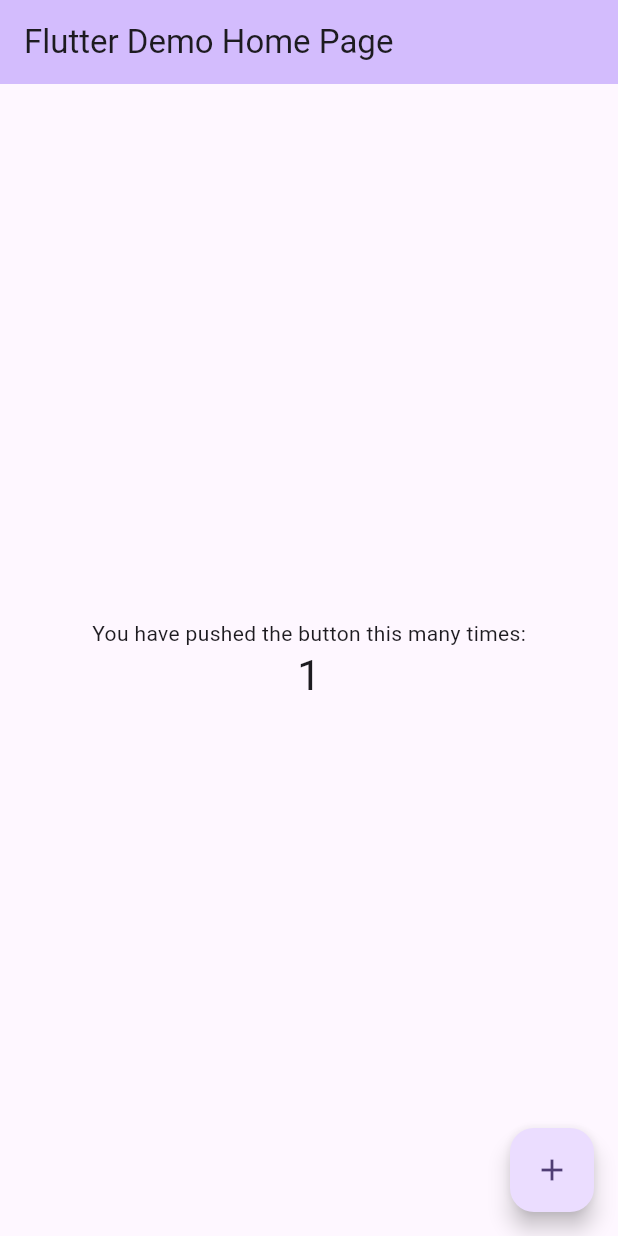
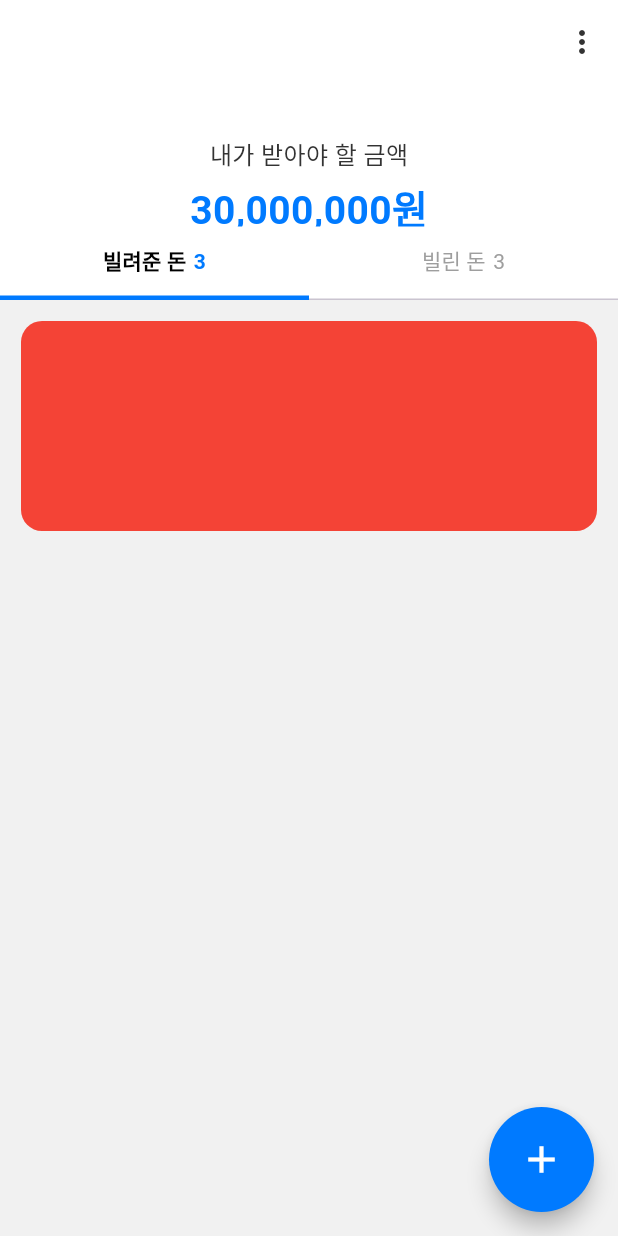
Before and after one commit to AtmosCat/dont_worry, a Flutter app: the screen it shows after launch, after a tap on the "add" icon, on a phone screen of 412 x 824 dp. Run offline on Flutter 3.47's test engine with Material 3 defaults, Android fonts, the phone set to English and light mode, and no system bars.

Commit message:
feat ( Main ) : MaterialApp으로 세팅 후, Home 연결
< 홈 UX/UI >
feat ( Home - appBar ) : 홈의 AppBar 구현
- actions 버튼 클릭 시, bottomSheet 나오는 ux/ui 구현 (기능 미구현)

feat ( Home - tabBar ) : 2단 탭바 구현
- 탭바 전환에 따라 컬러 변하는 ui 로직 구현
- 하단 내용부 TapController와 연결된 TabView 구현

feat ( Home - flexibleHeader ) : 스크롤을 올리면 사라지는 헤더 구현
- 탭바 전환에 따라 컬러 변하는 Ui 로직 구현

feat ( Home - createLoan ) : FloatingButton으로 빌린 돈 기록하는 버튼 ui 구현 (기능 미구현)

<관련>
test ( LoanList ) : 임시 버튼을 통해 LoanList로 연결되도록 처리

feat ( LoanList - appBar )
feat ( LoanDetail - appBar ) : 대출건 목록/상세에 사용되는 공통 appBar 구현
- '빌려준', '빌린', '사람', '대출' 여부에 따라 String을 조합해서 title에 표시하는 로직 구현
- leading 클릭 시, 뒤로가기 구현
- actions 클릭 시, bottomSheet 나오는 ux/ui 구현 (기능 미구현)

<테마 관련>
feat ( Theme - theme ) : 라이트/다크 테마 구현
feat ( Theme - colors ) : 라이트/다크에 따라 지정 Color 변하는 로직 구현

```diff
--- a/lib/main.dart
+++ b/lib/main.dart
@@ -1,3 +1,6 @@
+import 'package:dont_worry/theme/colors.dart';
+import 'package:dont_worry/theme/theme.dart';
+import 'package:dont_worry/ui/pages/home/home_page.dart';
 import 'package:flutter/material.dart';
 
 void main() {
@@ -7,119 +10,18 @@ void main() {
 class MyApp extends StatelessWidget {
   const MyApp({super.key});
 
-  // This widget is the root of your application.
   @override
   Widget build(BuildContext context) {
     return MaterialApp(
-      title: 'Flutter Demo11',
-      theme: ThemeData(
-        // This is the theme of your application.
-        //
-        // TRY THIS: Try running your application with "flutter run". You'll see
-        // the application has a purple toolbar. Then, without quitting the app,
-        // try changing the seedColor in the colorScheme below to Colors.green
-        // and then invoke "hot reload" (save your changes or press the "hot
-        // reload" button in a Flutter-supported IDE, or press "r" if you used
-        // the command line to start the app).
-        //
-        // Notice that the counter didn't reset back to zero; the application
-        // state is not lost during the reload. To reset the state, use hot
-        // restart instead.
-        //
-        // This works for code too, not just values: Most code changes can be
-        // tested with just a hot reload.
-        colorScheme: ColorScheme.fromSeed(seedColor: Colors.deepPurple),
-        useMaterial3: true,
-      ),
-      home: const MyHomePage(title: 'Flutter Demo Home Page'),
+      home: HomePage(),
+      theme: lightTheme.copyWith(
+        extensions: [AppColors.lightColorScheme],
+      ), // 기본 라이트 테마
+      darkTheme: darkTheme.copyWith(
+        extensions: [AppColors.darkColorScheme],
+      ), // 다크 테마
+      themeMode: ThemeMode.system,
+      debugShowCheckedModeBanner: false,
     );
   }
 }
-
-class MyHomePage extends StatefulWidget {
-  const MyHomePage({super.key, required this.title});
-
-  // This widget is the home page of your application. It is stateful, meaning
-  // that it has a State object (defined below) that contains fields that affect
-  // how it looks.
-
-  // This class is the configuration for the state. It holds the values (in this
-  // case the title) provided by the parent (in this case the App widget) and
-  // used by the build method of the State. Fields in a Widget subclass are
-  // always marked "final".
-
-  final String title;
-
-  @override
-  State<MyHomePage> createState() => _MyHomePageState();
-}
-
-class _MyHomePageState extends State<MyHomePage> {
-  int _counter = 0;
-
-  void _incrementCounter() {
-    setState(() {
-      // This call to setState tells the Flutter framework that something has
-      // changed in this State, which causes it to rerun the build method below
-      // so that the display can reflect the updated values. If we changed
-      // _counter without calling setState(), then the build method would not be
-      // called again, and so nothing would appear to happen.
-      _counter++;
-    });
-  }
-
-  @override
-  Widget build(BuildContext context) {
-    // This method is rerun every time setState is called, for instance as done
-    // by the _incrementCounter method above.
-    //
-    // The Flutter framework has been optimized to make rerunning build methods
-    // fast, so that you can just rebuild anything that needs updating rather
-    // than having to individually change instances of widgets.
-    return Scaffold(
-      appBar: AppBar(
-        // TRY THIS: Try changing the color here to a specific color (to
-        // Colors.amber, perhaps?) and trigger a hot reload to see the AppBar
-        // change color while the other colors stay the same.
-        backgroundColor: Theme.of(context).colorScheme.inversePrimary,
-        // Here we take the value from the MyHomePage object that was created by
-        // the App.build method, and use it to set our appbar title.
-        title: Text(widget.title),
-      ),
-      body: Center(
-        // Center is a layout widget. It takes a single child and positions it
-        // in the middle of the parent.
-        child: Column(
-          // Column is also a layout widget. It takes a list of children and
-          // arranges them vertically. By default, it sizes itself to fit its
-          // children horizontally, and tries to be as tall as its parent.
-          //
-          // Column has various properties to control how it sizes itself and
-          // how it positions its children. Here we use mainAxisAlignment to
-          // center the children vertically; the main axis here is the vertical
-          // axis because Columns are vertical (the cross axis would be
-          // horizontal).
-          //
-          // TRY THIS: Invoke "debug painting" (choose the "Toggle Debug Paint"
-          // action in the IDE, or press "p" in the console), to see the
-          // wireframe for each widget.
-          mainAxisAlignment: MainAxisAlignment.center,
-          children: <Widget>[
-            const Text(
-              'You have pushed the button this many times:',
-            ),
-            Text(
-              '$_counter',
-              style: Theme.of(context).textTheme.headlineMedium,
-            ),
-          ],
-        ),
-      ),
-      floatingActionButton: FloatingActionButton(
-        onPressed: _incrementCounter,
-        tooltip: 'Increment',
-        child: const Icon(Icons.add),
-      ), // This trailing comma makes auto-formatting nicer for build methods.
-    );
-  }
-}
--- /dev/null
+++ b/lib/theme/colors.dart
@@ -0,0 +1,66 @@
+import 'package:flutter/material.dart';
+@immutable
+class MyColor extends ThemeExtension<MyColor> {
+  final Map<String, Color> colors;
+
+  const MyColor({
+    required this.colors,
+  });
+
+  // 색상 값을 직접 변경할 수 있도록 copyWith 메서드 작성
+  @override
+  MyColor copyWith({
+    Map<String, Color>? colors,
+  }) {
+    return MyColor(
+      colors: colors ?? this.colors,
+    );
+  }
+
+  // 색상 값들에 대해 lerp 메서드를 작성
+  @override
+  MyColor lerp(ThemeExtension<MyColor>? other, double t) {
+    if (other is! MyColor) {
+      return this;
+    }
+
+    final Map<String, Color> lerpedColors = {};
+
+    colors.forEach((key, value) {
+      lerpedColors[key] = Color.lerp(value, other.colors[key], t)!;
+    });
+
+    return MyColor(
+      colors: lerpedColors,
+    );
+  }
+
+  // 색상값 가져오기
+  Color getColor(String key) => colors[key] ?? Colors.transparent;
+}
+
+class AppColors {
+  static final lightColorScheme = MyColor(
+    colors: {
+      'primaryBlue': Color(0xFF007AFF),
+      'primaryRed': Color(0xFFF2616A),
+      'onPrimaryWhite': Colors.white,
+      'backgroundWhite': Colors.white,
+      'black': Colors.black,
+      'deactivatedGrey': Colors.grey,
+      'myNewColor': Colors.orange,
+    },
+  );
+
+  static final darkColorScheme = MyColor(
+    colors: {
+      'primaryBlue': Color(0xFF007AFF),
+      'primaryRed': Color(0xFFF2616A),
+      'onPrimaryWhite': Colors.white,
+      'backgroundWhite': Color(0xFF1E1E1E),
+      'black': Colors.white,
+      'deactivatedGrey': Colors.grey,
+      'myNewColor': Colors.deepOrange,
+    },
+  );
+}
--- /dev/null
+++ b/lib/theme/theme.dart
@@ -0,0 +1,120 @@
+import 'package:flutter/material.dart';
+
+const Color primaryBlue = Color(0xFF007AFF);
+
+final ThemeData lightTheme = ThemeData(
+  // 기본 색상 설정
+  primaryColor: primaryBlue,
+  scaffoldBackgroundColor: Color(0xFFF1F1F1),  // 부드러운 밝은 배경색
+
+  // 앱 바 설정
+  appBarTheme: AppBarTheme(
+    backgroundColor: Colors.white,
+    scrolledUnderElevation: 0,
+  ),
+
+  // 바텀시트 설정
+  bottomSheetTheme: BottomSheetThemeData(
+    backgroundColor: Colors.white,
+    shape: RoundedRectangleBorder(
+      borderRadius: BorderRadius.vertical(
+        top: Radius.circular(40),
+      ),
+    ),
+  ),
+
+  // 플로팅 액션 버튼 설정
+  floatingActionButtonTheme: FloatingActionButtonThemeData(
+    shape: CircleBorder(),
+    sizeConstraints: BoxConstraints(
+      minWidth: 70.0,
+      minHeight: 70.0,
+    ),
+    iconSize: 30,
+    backgroundColor: primaryBlue, // 파란색 배경
+    foregroundColor: Colors.white, // 하얀색 아이콘 및 글씨
+  ),
+
+  // 텍스트 관련 설정
+  textTheme: TextTheme(
+    bodyMedium: TextStyle(color: Color(0xFF333333)),  // 어두운 회색 텍스트
+    bodyLarge: TextStyle(color: Color(0xFF333333)),  // 어두운 회색 텍스트
+    bodySmall: TextStyle(color: Color(0xFF555555)),  // 조금 더 연한 회색
+  ),
+
+  // 아이콘 색상 설정
+  iconTheme: IconThemeData(
+    color: Color(0xFF333333),  // 어두운 회색 아이콘
+  ),
+
+  // 아이콘 버튼 설정
+  iconButtonTheme: IconButtonThemeData(
+    style: ButtonStyle(
+      foregroundColor: MaterialStateProperty.all<Color>(Color(0xFF333333)),  // 어두운 회색
+    ),
+  ),
+
+  // 리스트타일 설정
+  listTileTheme: ListTileThemeData(
+    iconColor: Color(0xFF333333),
+    textColor: Color(0xFF333333),
+  ),
+);
+
+final ThemeData darkTheme = ThemeData(
+  primaryColor: primaryBlue,
+  scaffoldBackgroundColor: Color(0xFF121212),  // 다크 배경
+
+  // 앱 바 설정
+  appBarTheme: AppBarTheme(
+    backgroundColor: Color(0xFF1E1E1E),
+    scrolledUnderElevation: 0,
+  ),
+
+  // 바텀시트 설정
+  bottomSheetTheme: BottomSheetThemeData(
+    backgroundColor: Color(0xFF1E1E1E),
+    shape: RoundedRectangleBorder(
+      borderRadius: BorderRadius.vertical(
+        top: Radius.circular(40),
+      ),
+    ),
+  ),
+
+  // 플로팅 액션 버튼 설정
+  floatingActionButtonTheme: FloatingActionButtonThemeData(
+    shape: CircleBorder(),
+    sizeConstraints: BoxConstraints(
+      minWidth: 70.0,
+      minHeight: 70.0,
+    ),
+    iconSize: 30,
+    backgroundColor: primaryBlue, // 파란색 배경
+    foregroundColor: Colors.white, // 하얀색 아이콘 및 글씨
+  ),
+
+  // 텍스트 관련 설정
+  textTheme: TextTheme(
+    bodyMedium: TextStyle(color: Color(0xFFDDDDDD)),  // 부드러운 흰색 텍스트
+    bodyLarge: TextStyle(color: Color(0xFFDDDDDD)),  // 부드러운 흰색 텍스트
+    bodySmall: TextStyle(color: Color(0xFFBBBBBB)),  // 밝은 회색 텍스트
+  ),
+
+  // 아이콘 색상 설정
+  iconTheme: IconThemeData(
+    color: Color(0xFFDDDDDD),  // 부드러운 흰색 아이콘
+  ),
+
+  // 아이콘 버튼 설정
+  iconButtonTheme: IconButtonThemeData(
+    style: ButtonStyle(
+      foregroundColor: MaterialStateProperty.all<Color>(Color(0xFFDDDDDD)),  // 부드러운 흰색
+    ),
+  ),
+
+  // 리스트타일 설정
+  listTileTheme: ListTileThemeData(
+    iconColor: Color(0xFFDDDDDD),
+    textColor: Color(0xFFDDDDDD),
+  ),
+);
--- a/lib/ui/pages/home/home_page.dart
+++ b/lib/ui/pages/home/home_page.dart
@@ -0,0 +1,167 @@
+import 'package:dont_worry/ui/pages/home/widgets/home_flexible_header.dart';
+import 'package:dont_worry/ui/pages/home/widgets/home_tab_bar.dart';
+import 'package:dont_worry/ui/pages/loan_list/loan_list_page.dart';
+import 'package:dont_worry/ui/widgets/detail_app_bar.dart';
+import 'package:flutter/material.dart';
+
+/*  TabBar + 애니메이션을 위해 세팅
+  - TabController : 탭바 필수구성 (앱 성능을 위해 생명주기마다 on/off 관리)
+  - SingleTickerProviderStateMixin : 탭 위치에 따른 애니메이션 구현, 관리 */
+
+class HomePage extends StatefulWidget {
+  const HomePage({super.key});
+  @override
+  State<StatefulWidget> createState() => _HomePageState();
+}
+
+class _HomePageState extends State<HomePage>
+    with SingleTickerProviderStateMixin {
+  late TabController _tabController;
+
+  @override
+  void initState() {
+    super.initState();
+    _tabController = TabController(length: 2, vsync: this);
+  }
+
+  @override
+  void dispose() {
+    _tabController.dispose();
+    super.dispose();
+  }
+
+  // HomePage UI
+  @override
+  Widget build(BuildContext context) {
+    return Scaffold(
+      floatingActionButton: CreateLoanFloatingActionButton(), //플로팅버튼
+      body: NestedScrollView(
+        /* 상하 스크롤 시, 헤더 숨기기 + 탭바 고정을 위해 세팅
+        - NestedScrollView
+        - headerSliverBuilder */
+
+        // 확장형 앱바
+        headerSliverBuilder: (BuildContext context, bool innerBoxIsScrolled) {
+          return [
+            SliverAppBar(
+              pinned: true,
+              actions: [
+                //앱바 우측 more 버튼
+                IconButton(
+                    icon: const Icon(Icons.more_vert),
+                    onPressed: () {
+                      showHomeAppBarBottomSheet(context); // more 버튼 바텀시트 호출 메서드
+                    })
+              ],
+              expandedHeight: 200.0, //플렉서블 헤더의 최대 Height
+              flexibleSpace: HomeFlexibleHeader(_tabController), // 플레서블 헤더 위젯
+              bottom: PreferredSize(
+                preferredSize: const Size.fromHeight(50.0), // 앱바의 최소 Height
+                child: HomeTabBar(_tabController), // 탭바 위젯
+              ),
+            ),
+          ];
+        },
+
+        // TabBar 위치에 따라 하단 위젯 세팅
+        body: TabBarView(controller: _tabController, children: const [
+          LendTabView(), // 빌려간 돈 위젯
+          BorrowTabView(), // 빌린 돈 위젯
+        ]),
+      ),
+    );
+  }
+
+  // more 버튼 바텀시트 호출 메서드
+  Future<dynamic> showHomeAppBarBottomSheet(BuildContext context) {
+    return showModalBottomSheet(
+      context: context,
+      builder: (BuildContext context) {
+        return Padding(
+          padding: const EdgeInsets.all(14.0),
+          child: SizedBox(
+            height: 200,
+            child: Column(
+              children: <Widget>[
+                ListTile(
+                  leading: Icon(Icons.edit),
+                  title: Text('준비중'),
+                  onTap: () {
+                    /* TODO: more 버튼 기능 기획, 구현 필요
+                    - 알림 등 앱 설정, 약관 확인 등...
+                    */
+                    Navigator.pop(context);
+                  },
+                ),
+              ],
+            ),
+          ),
+        );
+      },
+    );
+  }
+}
+
+// 플로팅버튼
+class CreateLoanFloatingActionButton extends StatelessWidget {
+  const CreateLoanFloatingActionButton({
+    super.key,
+  });
+
+  @override
+  Widget build(BuildContext context) {
+    return FloatingActionButton(
+      onPressed: () {
+        /* TODO: 플로팅버튼 액션
+          - CreateLoanPage로 이동
+          - 현재 TabBar가 lend인지 borrow인지 함께 전달 필요
+        */
+      },
+      child: const Icon(Icons.add),
+    );
+  }
+}
+
+// '빌려준 돈' 탭의 View
+class LendTabView extends StatelessWidget {
+  const LendTabView({
+    super.key,
+  });
+
+  @override
+  Widget build(BuildContext context) {
+    /* TODO: '빌려준 돈' Person List 구현 */
+    return ListView(
+      padding: EdgeInsets.all(14),
+      children: [
+        GestureDetector(
+          onTap: () => Navigator.push(
+            context,
+            MaterialPageRoute(builder: (context) => LoanListPage(MyAction.lent, Category.person)),
+          ),
+          child: Container(
+            height: 140,
+            decoration: BoxDecoration(
+              borderRadius: BorderRadius.circular(14),
+              color: Colors.red,
+            ),
+
+          ),
+        )
+      ]
+    );
+  }
+}
+
+// '빌린 돈' 탭의 View
+class BorrowTabView extends StatelessWidget {
+  const BorrowTabView({
+    super.key,
+  });
+
+  @override
+  Widget build(BuildContext context) {
+    /* TODO: '빌려준 돈' Person List 구현 */
+    return Center(child: Text('빌려간 돈 Content', style: TextStyle(fontSize: 24)));
+  }
+}
--- /dev/null
+++ b/lib/ui/pages/home/widgets/home_flexible_header.dart
@@ -0,0 +1,41 @@
+import 'package:dont_worry/theme/colors.dart';
+import 'package:flutter/material.dart';
+
+// 플렉서블 헤더
+class HomeFlexibleHeader extends StatelessWidget {
+  final TabController tabController;
+  const HomeFlexibleHeader(this.tabController,{super.key});
+
+  @override
+  Widget build(BuildContext context) {
+    Color getColor(String colorName) {
+      final theme = Theme.of(context).extension<MyColor>();
+      return theme?.getColor(colorName) ?? Colors.transparent;  // null일 경우 fallback 값 지정
+    }
+
+    return FlexibleSpaceBar(
+        background: Padding(
+        padding: EdgeInsets.only(top: 50),
+      child: AnimatedBuilder(
+          animation: tabController.animation!,
+          builder: (context, child) {
+            final double value = tabController.animation!.value;
+            final int currentIndex = (value + 0.5).floor();
+            return Column(
+              mainAxisAlignment: MainAxisAlignment.center,
+              crossAxisAlignment: CrossAxisAlignment.center,
+              children: [
+                Text(currentIndex == 0 ? "내가 받아야 할 금액" : "내가 갚아야 할 금액",
+                    style: TextStyle(fontSize: 16)),
+                SizedBox(height: 4),
+                Text("30,000,000원",
+                    style: TextStyle(
+                        fontSize: 26,
+                        fontWeight: FontWeight.bold,
+                        color: currentIndex == 0 ? getColor('primaryBlue') : getColor('primaryRed'))),
+              ],
+            );
+          }),
+    ));
+  }
+}
--- /dev/null
+++ b/lib/ui/pages/home/widgets/home_tab_bar.dart
@@ -0,0 +1,99 @@
+import 'package:dont_worry/theme/colors.dart';
+import 'package:flutter/material.dart';
+
+// HomePage 내 TabBar 위젯
+class HomeTabBar extends StatefulWidget {
+  final TabController tabController;
+  const HomeTabBar(this.tabController, {super.key});
+
+  @override
+  State<HomeTabBar> createState() => _HomeTabBarState();
+}
+
+class _HomeTabBarState extends State<HomeTabBar> {
+  final int lendCount = 3;
+  final int borrowCount = 3;
+  /* TODO: loanCount 기능 개발 필요
+    - lend/borrow Person이 몇 명인지 Count하여 뷰에 표시해야 함
+  */
+
+  @override
+  Widget build(BuildContext context) {
+    Color getColor(String colorName) {
+      final theme = Theme.of(context).extension<MyColor>();
+      return theme?.getColor(colorName) ?? Colors.transparent;  // null일 경우 fallback 값 지정
+    }
+
+    return AnimatedBuilder(
+      /* AnimatedBuilder 세팅
+         TabBar의 위치를 currentIndex로 감지하여
+         위치를 50% 이상 넘어갈 경우 View 업데이트
+         */
+      animation: widget.tabController.animation!,
+      builder: (context, child) {
+        final double value = widget.tabController.animation!.value;
+        final int currentIndex = (value + 0.5).floor();
+
+        return Container(
+          color: getColor('backgroundWhite'),
+          child: TabBar(
+            controller: widget.tabController,
+            tabs: [
+              Tab(
+                icon: Row(
+                  mainAxisSize: MainAxisSize.min,
+                  children: [
+                    Text('빌려준 돈',
+                        style: TextStyle(
+                          color: currentIndex == 0
+                              ? getColor('black')
+                              : getColor('deactivatedGrey'), // TabBar 위치 감지
+                        )),
+                    SizedBox(width: 5),
+                    Text(
+                      '$lendCount', //몇 명인지
+                      style: TextStyle(
+                        color: currentIndex == 0
+                            ? getColor('primaryBlue')
+                            : getColor('deactivatedGrey'), // TabBar 위치 감지
+                      ),
+                    ),
+                  ],
+                ),
+              ),
+              Tab(
+                icon: Row(
+                  mainAxisSize: MainAxisSize.min,
+                  children: [
+                    Text('빌린 돈',
+                        style: TextStyle(
+                          color: currentIndex == 1
+                              ? getColor('black')
+                              : getColor('deactivatedGrey'), // TabBar 위치 감지
+                        )),
+                    SizedBox(width: 5),
+                    Text(
+                      '$borrowCount', //몇 명인지
+                      style: TextStyle(
+                        color: currentIndex == 1
+                            ? getColor('primaryRed')
+                            : getColor('deactivatedGrey'), // TabBar 위치 감지
+                      ),
+                    ),
+                  ],
+                ),
+              ),
+            ],
+            labelStyle:
+                const TextStyle(fontWeight: FontWeight.bold),
+            unselectedLabelStyle:
+                const TextStyle(fontWeight: FontWeight.normal),
+            indicatorWeight: 3,
+            indicatorSize: TabBarIndicatorSize.tab,
+            indicatorColor: currentIndex == 0 ? getColor('primaryBlue') : getColor('primaryRed'), // TabBar 위치 감지
+          ),
+        );
+      },
+    );
+  }
+}
--- a/lib/ui/pages/loan_list/loan_list_page.dart
+++ b/lib/ui/pages/loan_list/loan_list_page.dart
@@ -0,0 +1,15 @@
+import 'package:dont_worry/ui/widgets/detail_app_bar.dart';
+import 'package:flutter/material.dart';
+
+class LoanListPage extends StatelessWidget {
+  final MyAction myAction;
+  final Category category;
+  const LoanListPage(this.myAction, this.category, {super.key});
+
+  @override
+  Widget build(BuildContext context) {
+    return Scaffold(
+      appBar: DetailAppBar(myAction, category),
+    );
+  }
+}
--- /dev/null
+++ b/lib/ui/widgets/detail_app_bar.dart
@@ -0,0 +1,112 @@
+import 'package:dont_worry/theme/colors.dart';
+import 'package:flutter/material.dart';
+
+enum MyAction { lent, borrowed }
+
+enum Category { person, loan }
+
+class DetailAppBar extends StatelessWidget implements PreferredSizeWidget {
+  final MyAction myAction;
+  final Category category;
+
+  const DetailAppBar(this.myAction, this.category, {super.key});
+
+  @override
+  Widget build(BuildContext context) {
+    return AppBar(
+      title: Text(category == Category.person
+          ? (myAction == MyAction.lent ? '내가 빌려준 사람' : '내가 빌린 사람')
+          : (myAction == MyAction.lent ? '내가 빌려준 돈' : '내가 빌린 돈')),
+      centerTitle: true,
+      leading: IconButton(
+          onPressed: () => Navigator.pop(context),
+          icon: Icon(Icons.arrow_back_ios)),
+      actions: [
+        IconButton(
+          icon: Icon(Icons.more_vert),
+          onPressed: () {
+            showModalBottomSheet(
+              context: context,
+              builder: (BuildContext context) {
+                return DetailAppBarBottomSheet(myAction, category);
+              },
+            );
+          },
+        ),
+      ],
+    );
+  }
+
+  @override
+  Size get preferredSize => const Size.fromHeight(kToolbarHeight);
+}
+
+class DetailAppBarBottomSheet extends StatelessWidget {
+  final MyAction myAction;
+  final Category category;
+
+  const DetailAppBarBottomSheet(this.myAction, this.category, {super.key});
+
+  @override
+  Widget build(BuildContext context) {
+    Color getColor(String colorName) {
+      final theme = Theme.of(context).extension<MyColor>();
+      return theme?.getColor(colorName) ??
+          Colors.transparent; // null일 경우 fallback 값 지정
+    }
+
+    return Padding(
+        padding: const EdgeInsets.all(14.0),
+        child: SizedBox(
+          height: 200,
+          child: Column(
+            children: <Widget>[
+              ListTile(
+                leading: Icon(
+                  Icons.task_alt,
+                  color: getColor('primaryBlue'),
+                ),
+                title: Text(
+                  '전액 상환 완료',
+                  style: TextStyle(
+                      color: getColor('primaryColor'),
+                      fontWeight: FontWeight.bold),
+                ),
+                onTap: () {
+                  if (category == Category.person) {
+                    // 이 사람의 모든 대출을 상환
+                  } else {
+                    // 이 대출을 상환
+                  }
+                  Navigator.pop(context);
+                },
+              ),
+              ListTile(
+                leading: Icon(Icons.edit),
+                title: Text('편집'),
+                onTap: () {
+                  if (category == Category.person) {
+                    // 인물 정보수정
+                  } else {
+                    // 대출 정보수정
+                  }
+                  Navigator.pop(context);
+                },
+              ),
+              ListTile(
+                leading: Icon(Icons.delete),
+                title: Text('삭제'),
+                onTap: () {
+                  if (category == Category.person) {
+                    // 인물 삭제
+                  } else {
+                    // 대출 삭제
+                  }
+                  Navigator.pop(context);
+                },
+              ),
+            ],
+          ),
+        ));
+  }
+}
```
